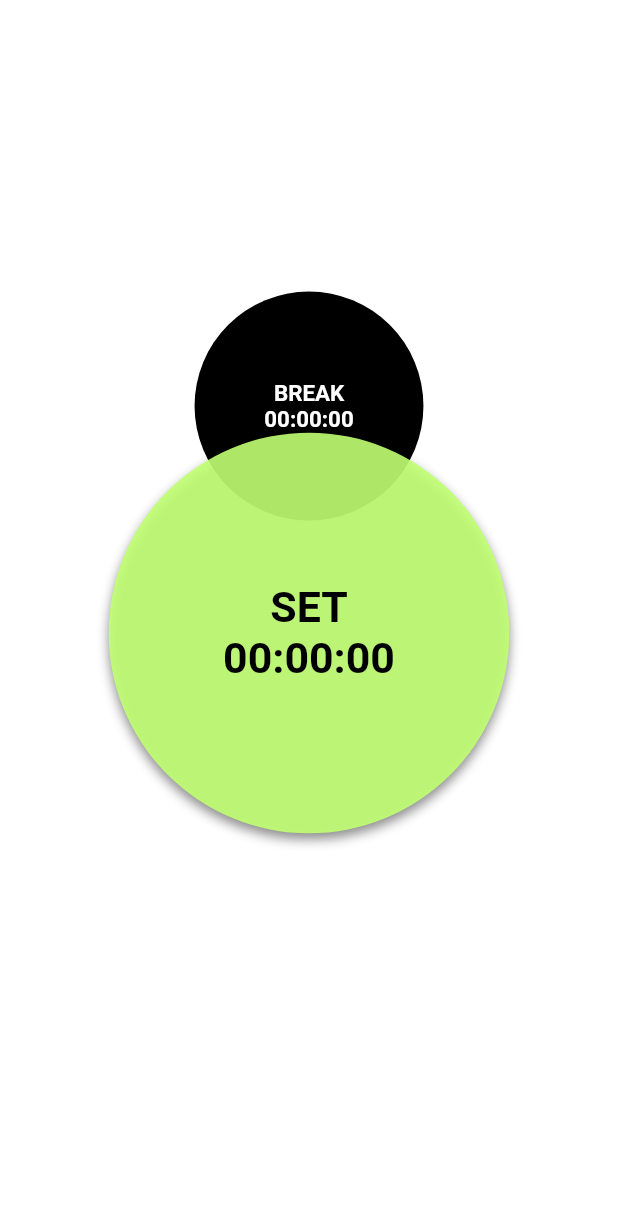
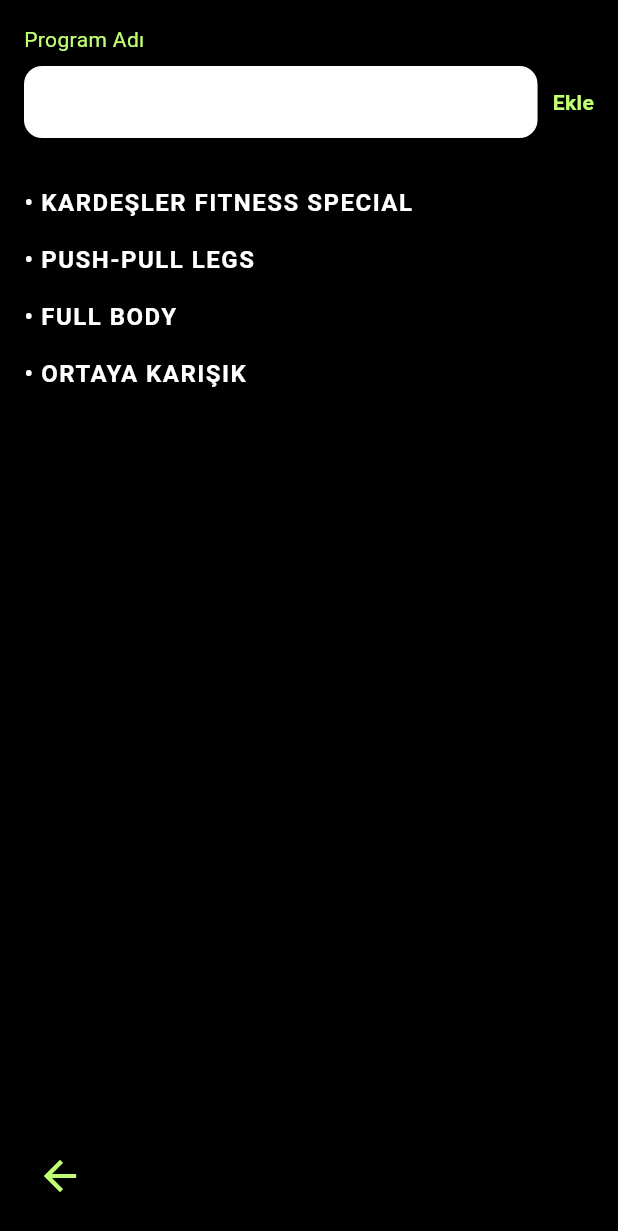
Before and after one commit to yfgokkus/FitTimer, a Flutter app: the screen it shows after launch, on a phone screen of 412 x 824 dp. Shown: the top 1231 px of the screen. Run offline on Flutter 3.47's test engine with Material 3 defaults, Android fonts, the phone set to English and light mode, and no system bars; our stand-ins replace shared_preferences.

Commit message:
HomePage buttons and Program List Page

```diff
--- a/fit_timer/lib/main.dart
+++ b/fit_timer/lib/main.dart
@@ -1,4 +1,6 @@
-import 'package:fit_timer/pages/WorkoutTimerPage.dart';
+//import 'package:fit_timer/pages/HomePage.dart';
+import 'package:fit_timer/pages/ProgramListPage.dart';
+//import 'package:fit_timer/pages/WorkoutTimerPage.dart';
 import 'package:fit_timer/state/concrete/WorkoutProvider.dart';
 import 'package:flutter/material.dart';
 import 'package:provider/provider.dart';
@@ -22,7 +24,7 @@ class MyApp extends StatelessWidget {
   @override
   Widget build(BuildContext context) {
     return const MaterialApp(
-      home: WorkoutTimerScreen(),
+      home: ProgramListPage(),
       debugShowCheckedModeBanner: false,
     );
   }
--- /dev/null
+++ b/fit_timer/lib/pages/ProgramListPage.dart
@@ -0,0 +1,149 @@
+import 'package:flutter/material.dart';
+
+class ProgramListPage extends StatefulWidget {
+  const ProgramListPage({super.key});
+
+  @override
+  State<ProgramListPage> createState() => _ProgramListPageState();
+}
+
+class _ProgramListPageState extends State<ProgramListPage> {
+  final TextEditingController _controller = TextEditingController();
+  final List<String> _programs = [
+    'KARDEŞLER FITNESS SPECIAL',
+    'PUSH-PULL LEGS',
+    'FULL BODY',
+    'ORTAYA KARIŞIK',
+  ];
+
+  void _addProgram() {
+    final text = _controller.text.trim().toUpperCase();
+    if (text.isNotEmpty) {
+      setState(() {
+        _programs.add(text);
+        _controller.clear();
+      });
+    }
+  }
+
+  void _removeProgram(int index) {
+    setState(() {
+      _programs.removeAt(index);
+    });
+  }
+
+  @override
+  Widget build(BuildContext context) {
+    return Scaffold(
+      backgroundColor: Colors.black,
+      body: SafeArea(
+        child: Padding(
+          padding: const EdgeInsets.all(16),
+          child: Column(
+            crossAxisAlignment: CrossAxisAlignment.start,
+            children: [
+              Text(
+                'Program Adı',
+                style: TextStyle(
+                  color: Color(0xFFC1FF72),
+                  fontSize: 14,
+                ),
+              ),
+              const SizedBox(height: 8),
+              Row(
+                children: [
+                  Expanded(
+                    child: TextField(
+                      controller: _controller,
+                      style: const TextStyle(color: Colors.black),
+                      decoration: InputDecoration(
+                        filled: true,
+                        fillColor: Colors.white,
+                        contentPadding: const EdgeInsets.symmetric(
+                            vertical: 10, horizontal: 12),
+                        border: OutlineInputBorder(
+                          borderRadius: BorderRadius.circular(12),
+                          borderSide: BorderSide.none,
+                        ),
+                      ),
+                      onSubmitted: (_) => _addProgram(),
+                    ),
+                  ),
+                  const SizedBox(width: 10),
+                  GestureDetector(
+                    onTap: _addProgram,
+                    child: Text(
+                      'Ekle',
+                      style: TextStyle(
+                        color: Color(0xFFC1FF72),
+                        fontWeight: FontWeight.bold,
+                      ),
+                    ),
+                  ),
+                ],
+              ),
+              const SizedBox(height: 30),
+              Expanded(
+                child: ListView.builder(
+                  itemCount: _programs.length,
+                  itemBuilder: (context, index) {
+                    final program = _programs[index];
+                    return Dismissible(
+                      key: Key(program),
+                      direction: DismissDirection.endToStart,
+                      onDismissed: (direction) => _removeProgram(index),
+                      background: Container(
+                        alignment: Alignment.centerRight,
+                        padding: const EdgeInsets.symmetric(horizontal: 20),
+                        color: Colors.red,
+                        child: const Icon(Icons.delete, color: Colors.white),
+                      ),
+                      child: Padding(
+                        padding: const EdgeInsets.only(bottom: 12),
+                        child: Row(
+                          children: [
+                            const Text(
+                              '• ',
+                              style: TextStyle(
+                                color: Colors.white,
+                                fontSize: 18,
+                              ),
+                            ),
+                            Expanded(
+                              child: Text(
+                                program,
+                                style: const TextStyle(
+                                  color: Colors.white,
+                                  fontWeight: FontWeight.bold,
+                                  fontSize: 16,
+                                  letterSpacing: 1,
+                                ),
+                              ),
+                            ),
+                          ],
+                        ),
+                      ),
+                    );
+                  },
+                ),
+              ),
+              Align(
+                alignment: Alignment.bottomLeft,
+                child: IconButton(
+                  icon: Icon(
+                    Icons.arrow_back,
+                    color: Color(0xFFC1FF72),
+                    size: 32,
+                  ),
+                  onPressed: () {
+                    Navigator.pop(context);
+                  },
+                ),
+              )
+            ],
+          ),
+        ),
+      ),
+    );
+  }
+}
--- a/fit_timer/lib/state/abstract/WorkoutService.dart
+++ b/fit_timer/lib/state/abstract/WorkoutService.dart
@@ -9,4 +9,5 @@ abstract class WorkoutService {
   Future<void> addExercise(int workoutId, Exercise exercise);
   Future<void> removeExercise(int workoutId, int exerciseId);
   Future<void> reorderWorkout(int workoutId, int current, int next);
+  Future<void> startWorkout(int workoutId);
 }
--- a/fit_timer/lib/state/concrete/WorkoutProvider.dart
+++ b/fit_timer/lib/state/concrete/WorkoutProvider.dart
@@ -151,4 +151,10 @@ class WorkoutProvider with ChangeNotifier implements WorkoutService{
 
     notifyListeners();
   }
+
+  @override
+  Future<void> startWorkout(int workoutId) {
+    // TODO: implement startWorkout
+    throw UnimplementedError();
+  }
 }
```
Also changed, not shown: fit_timer/lib/pages/HomePage.dart (+10 -6 lines), fit_timer/lib/widgets/ClickAnimatedTextButton.dart (added, +80 -0 lines), 1 other file.
